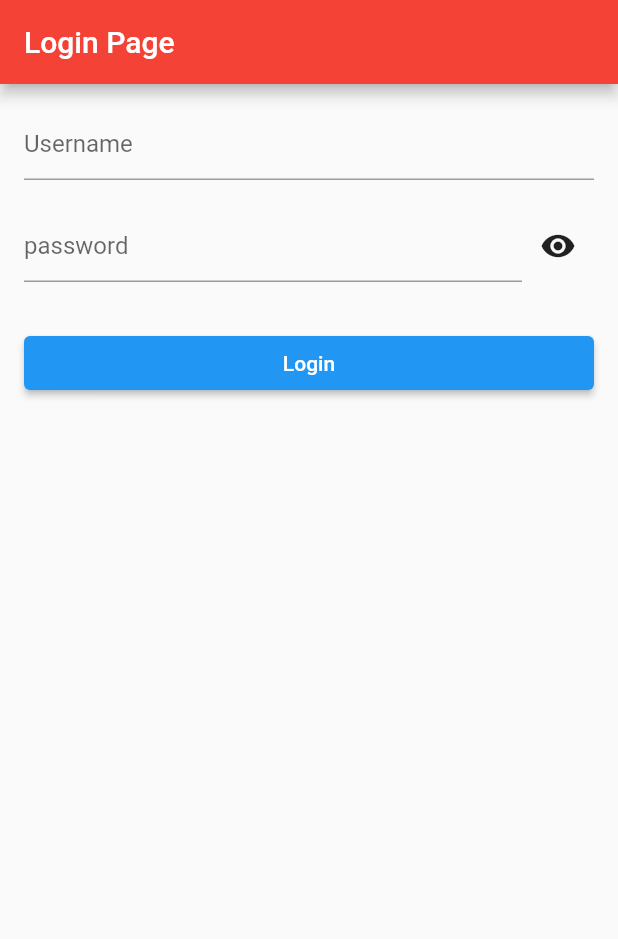
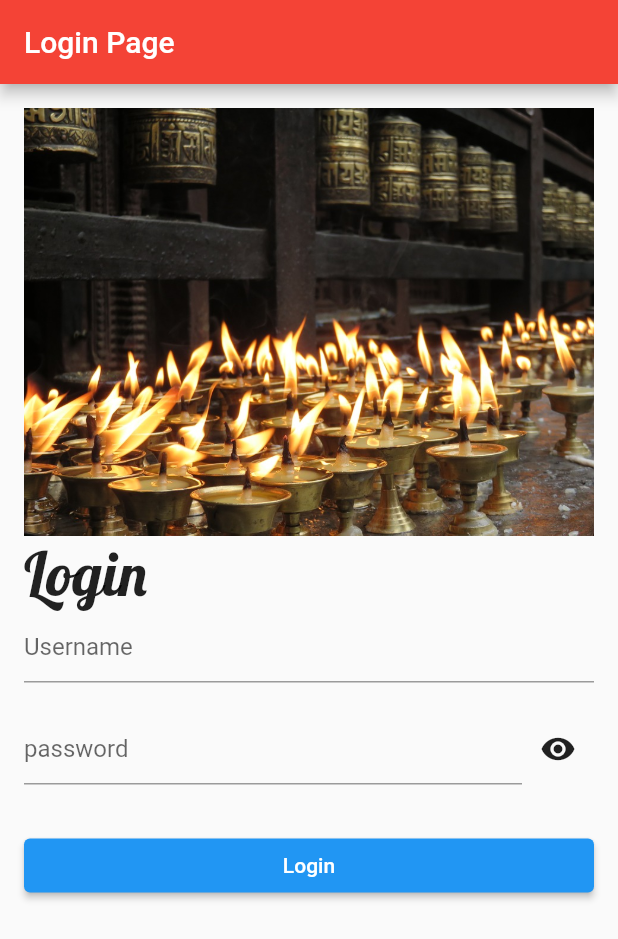
Before and after one commit to lohanidamodar/namaste_flutter, a Flutter app: the screen it shows after launch, on a phone screen of 412 x 824 dp. Shown: the top 939 px of the screen. Run offline on Flutter 3.47's test engine with Material 2 defaults, Android fonts, the light colour scheme and no system bars.

Commit message:
episode 11 final

```diff
--- /dev/null
+++ b/lib/res/assets.dart
@@ -0,0 +1,4 @@
+class Assets {
+  static String candlesImage = "assets/images/candles.jpg";
+  static String fontFamilyLobster = "Lobster";
+}
--- a/lib/ui/pages/login_page.dart
+++ b/lib/ui/pages/login_page.dart
@@ -1,4 +1,5 @@
 import 'package:flutter/material.dart';
+import '../../res/assets.dart';
 
 class LoginPage extends StatefulWidget {
   @override
@@ -19,6 +20,16 @@ class _LoginPageState extends State<LoginPage> {
       body: ListView(
         padding: EdgeInsets.all(16.0),
         children: [
+          Image.asset(Assets.candlesImage),
+          Text(
+            "Login",
+            style: TextStyle(
+              fontFamily: Assets.fontFamilyLobster,
+              fontSize: 40.0,
+            ),
+          ),
+          // Image.network(
+          //     "https://cdn.pixabay.com/photo/2020/06/20/18/04/people-5321914_960_720.jpg"),
           TextField(
             controller: unController,
             decoration: InputDecoration(
```
Also changed, not shown: pubspec.yaml (+6 -6 lines), assets/fonts/Lobster-Regular.ttf (added), assets/images/candles.jpg (added).
